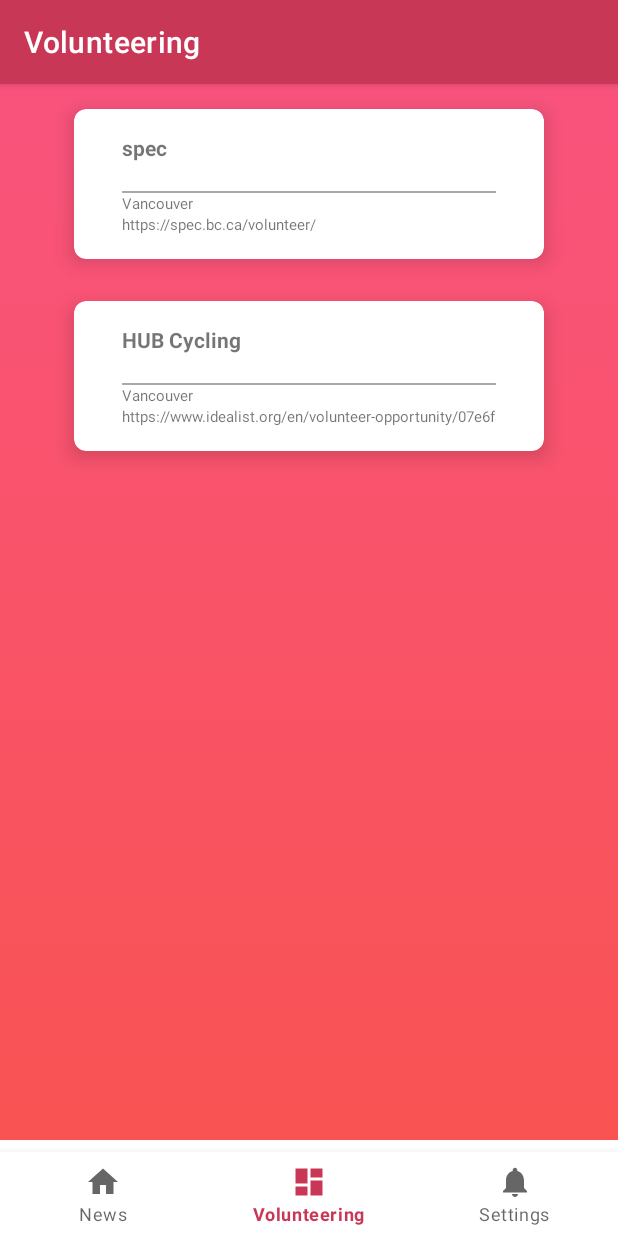
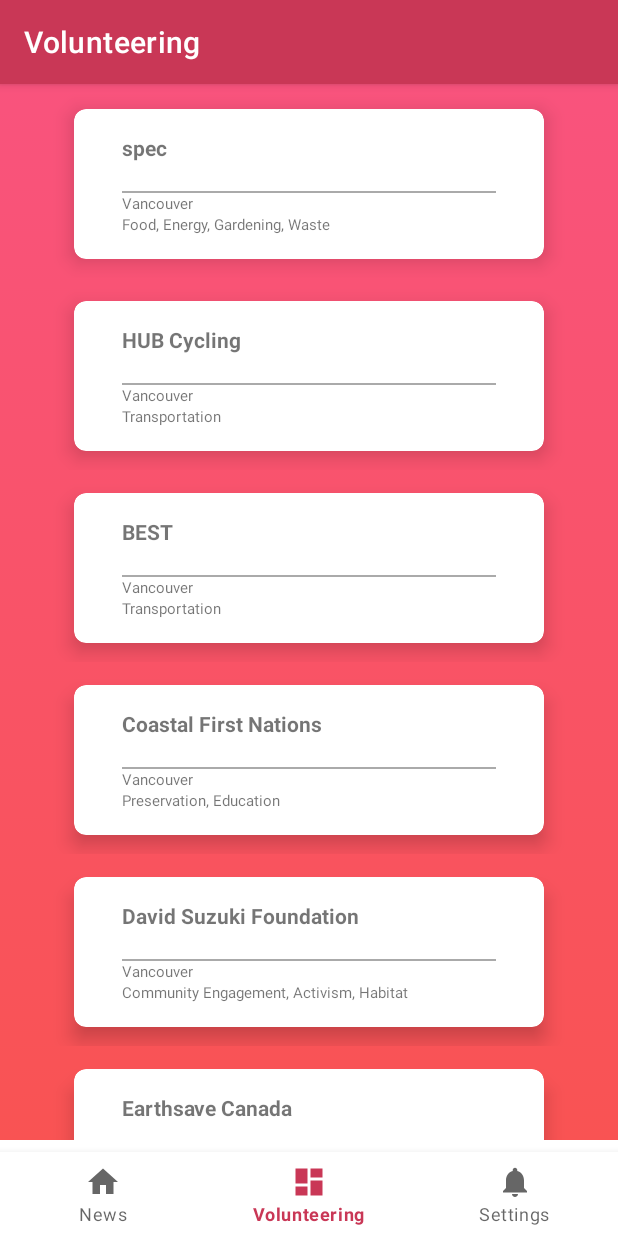
Before and after one commit to RoseClimate/RoseClimate, an Android app: the DashboardFragment screen opened through its navigation route, on a phone screen of 412 x 824 dp. Run offline under Robolectric (Android 15) with nearby library versions, the phone set to English and light mode, and no system bars; our stand-ins replace navigation-ui; libraries missing offline, so code that uses them is left out: com.ibm.cloud, com.ibm.watson, javax.enterprise.inject; 5 statements that could not run were skipped.

Commit message:
added volunteer orgs

```diff
--- a/app/build.gradle
+++ b/app/build.gradle
@@ -23,6 +23,11 @@ android {
     versionName "1.0"
 
     testInstrumentationRunner "androidx.test.runner.AndroidJUnitRunner"
+      externalNativeBuild {
+          cmake {
+              cppFlags ''
+          }
+      }
   }
 
   buildTypes {
@@ -38,6 +43,12 @@ android {
   buildFeatures {
     viewBinding true
   }
+    externalNativeBuild {
+        cmake {
+            path file('src/main/cpp/CMakeLists.txt')
+            version '3.10.2'
+        }
+    }
 }
 
 dependencies {
@@ -49,6 +60,7 @@ dependencies {
   implementation 'androidx.lifecycle:lifecycle-viewmodel-ktx:2.3.1'
   implementation 'androidx.navigation:navigation-fragment:2.3.5'
   implementation 'androidx.navigation:navigation-ui:2.3.5'
+  implementation 'org.jsoup:jsoup:1.14.3'
   implementation files('libs/rome-1.0.jar')
   implementation files('libs/jdom-1.1.3.jar')
   implementation files('libs\\jdom-1.1.3.jar')
--- /dev/null
+++ b/app/src/main/java/com/example/roseclimate/models/VolunteerEnvironmentParser.java
@@ -0,0 +1,5 @@
+package com.example.roseclimate.models;
+
+public class VolunteerEnvironmentParser {
+
+}
--- a/app/src/main/java/com/example/roseclimate/models/VolunteerOrg.java
+++ b/app/src/main/java/com/example/roseclimate/models/VolunteerOrg.java
@@ -6,12 +6,14 @@ public class VolunteerOrg {
     private final String orgName;
     private final String vurl;
     private final String location;
+    private String tags;
 
 
-    public VolunteerOrg(String org, String url, String location) {
+    public VolunteerOrg(String org, String url, String location, String tags) {
         this.orgName = org;
         this.vurl = url;
         this.location = location;
+        this.tags = tags;
     }
 
     public String getVolunteerOrg() {
@@ -27,5 +29,7 @@ public class VolunteerOrg {
         return location;
     }
 
+    public String getTags() {return tags;}
+
 
 }
--- a/app/src/main/java/com/example/roseclimate/ui/dashboard/DashboardFragment.java
+++ b/app/src/main/java/com/example/roseclimate/ui/dashboard/DashboardFragment.java
@@ -36,10 +36,29 @@ public class DashboardFragment extends Fragment {
         binding = FragmentDashboardBinding.inflate(inflater, container, false);
         View root = binding.getRoot();
 
-        VolunteerOrg org1 = new VolunteerOrg("spec", "https://spec.bc.ca/volunteer/", "Vancouver");
-        VolunteerOrg org2 = new VolunteerOrg("HUB Cycling", "https://www.idealist.org/en/volunteer-opportunity/07e6f31503814b82bf74076ac4148409-youth-advisory-committee-member-hub-cycling-vancouver?utm_source=volunteer-match&amp;utm_medium=feed&amp;utm_campaign=listings-api", "Vancouver");
+        VolunteerOrg org1 = new VolunteerOrg("spec", "https://spec.bc.ca/volunteer/", "Vancouver", "Food, Energy, Gardening, Waste");
+        VolunteerOrg org2 = new VolunteerOrg("HUB Cycling", "https://www.idealist.org/en/volunteer-opportunity/07e6f31503814b82bf74076ac4148409-youth-advisory-committee-member-hub-cycling-vancouver?utm_source=volunteer-match&amp;utm_medium=feed&amp;utm_campaign=listings-api", "Vancouver", "Transportation");
+        VolunteerOrg org3 = new VolunteerOrg("BEST", "https://www.best.bc.ca/support-best/volunteer", "Vancouver", "Transportation");
+        VolunteerOrg org4 = new VolunteerOrg("Coastal First Nations", "https://coastalfirstnations.ca/our-communities/careers/", "Vancouver", "Preservation, Education");
+        VolunteerOrg org5 = new VolunteerOrg("David Suzuki Foundation", "https://davidsuzuki.org/take-action/act-locally/", "Vancouver", "Community Engagement, Activism, Habitat");
+        VolunteerOrg org6 = new VolunteerOrg("Earthsave Canada", "https://www.earthsave.ca/how-to-help/join-us/", "Vancouver", "Food, Education");
+        VolunteerOrg org7 = new VolunteerOrg("EYA", "https://eya.ca/volunteer/", "Vancouver", "Education, Community Engagement");
+        VolunteerOrg org8 = new VolunteerOrg("Robin B. Clark Inc.", "http://www.rbc.bc.ca/contact-us-naturalresourceconsultants/", "Vancouver", "Forestry, Ecosystems");
+        VolunteerOrg org9 = new VolunteerOrg("FarmFolk CityFolk", "https://farmfolkcityfolk.ca/get-involved/volunteer/", "Vancouver", "Agriculture");
+
+
+
         orgList.addVolunteerOrg(org1);
         orgList.addVolunteerOrg(org2);
+        orgList.addVolunteerOrg(org3);
+        orgList.addVolunteerOrg(org4);
+        orgList.addVolunteerOrg(org5);
+        orgList.addVolunteerOrg(org6);
+        orgList.addVolunteerOrg(org7);
+        orgList.addVolunteerOrg(org8);
+        orgList.addVolunteerOrg(org9);
+
+
         setVolunteerOrgRecyclerView();
         return root;
     }
--- a/app/src/main/java/com/example/roseclimate/ui/dashboard/VolunteerOrgRecyclerViewAdapter.java
+++ b/app/src/main/java/com/example/roseclimate/ui/dashboard/VolunteerOrgRecyclerViewAdapter.java
@@ -20,14 +20,14 @@ public class VolunteerOrgRecyclerViewAdapter extends RecyclerView.Adapter<Volunt
     public static class ViewHolder extends RecyclerView.ViewHolder {
         private TextView titleText;
         private TextView locationText;
-        private TextView urlText;
+        private TextView tagsText;
 
 
         public ViewHolder(@NonNull View itemView) {
             super(itemView);
             titleText = itemView.findViewById(R.id.org_title);
             locationText = itemView.findViewById(R.id.org_location);
-            urlText = itemView.findViewById(R.id.editOrgUrl);
+            tagsText = itemView.findViewById(R.id.editTags);
 
         }
 
@@ -39,8 +39,8 @@ public class VolunteerOrgRecyclerViewAdapter extends RecyclerView.Adapter<Volunt
             return locationText;
         }
 
-        public TextView getUrlText() {
-            return urlText;
+        public TextView getTagsText() {
+            return tagsText;
         }
     }
 
@@ -59,7 +59,7 @@ public class VolunteerOrgRecyclerViewAdapter extends RecyclerView.Adapter<Volunt
     public void onBindViewHolder(@NonNull ViewHolder holder, int position) {
         VolunteerOrg volunteerOrg = orgList.getVolunteerOrgList().get(position);
         holder.getTitleText().setText(volunteerOrg.getVolunteerOrg());
-        holder.getUrlText().setText(volunteerOrg.getVolunteerURL());
+        holder.getTagsText().setText(volunteerOrg.getTags());
         holder.getLocationText().setText(volunteerOrg.getLocation());
     }
 
--- a/app/src/main/res/layout/one_org.xml
+++ b/app/src/main/res/layout/one_org.xml
@@ -70,12 +70,12 @@
                     android:textSize="10sp" />
 
                 <TextView
-                    android:id="@+id/editOrgUrl"
+                    android:id="@+id/editTags"
                     android:layout_width="match_parent"
                     android:layout_height="wrap_content"
                     android:ems="10"
                     android:inputType="date|text"
-                    android:text="url"
+                    android:text="tags"
                     android:textSize="10sp" />
             </LinearLayout>
         </androidx.constraintlayout.widget.ConstraintLayout>
```
